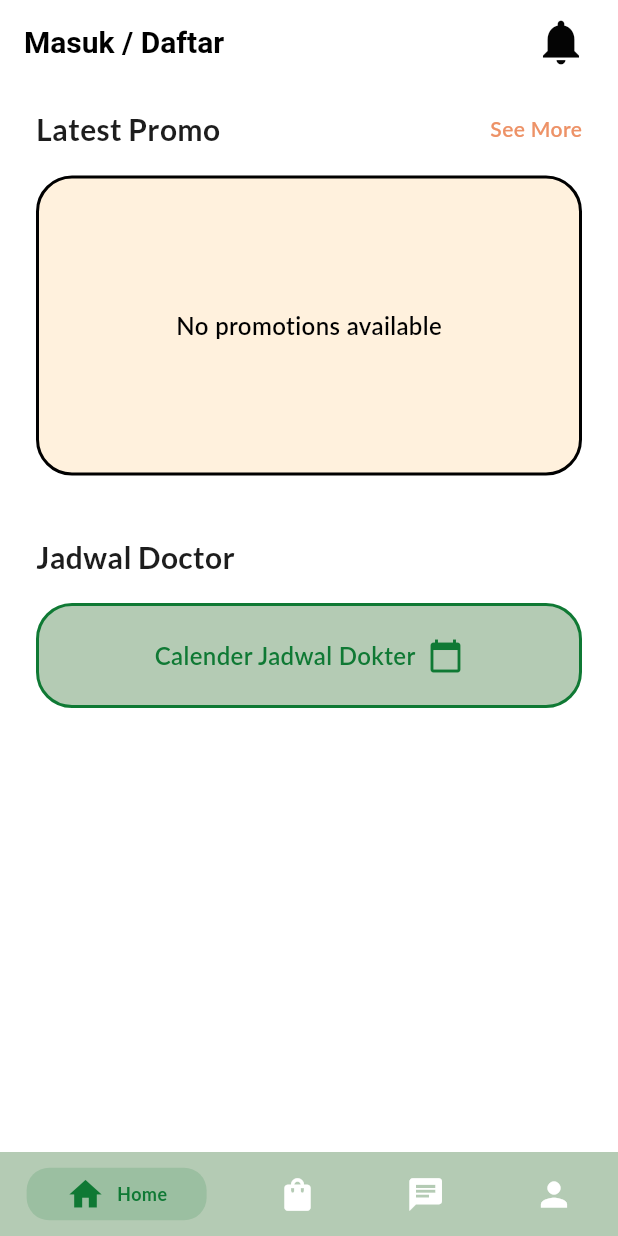
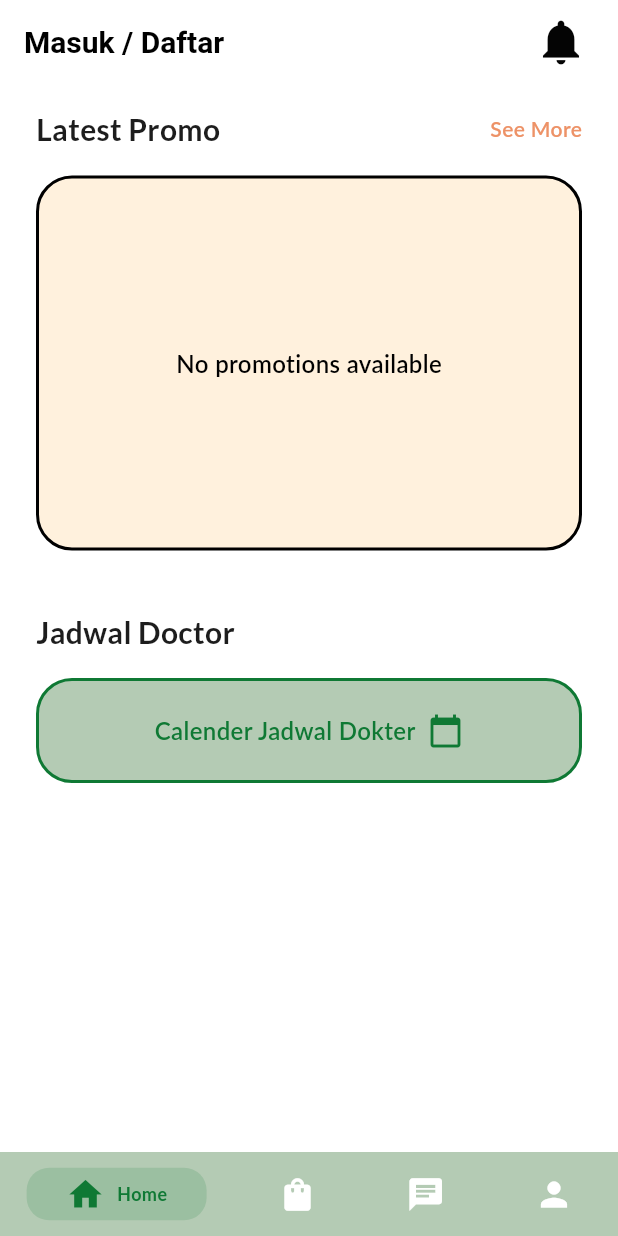
Before and after one commit to TA-Klinik-Aesthetic/mobile_app_klinik, a Flutter app: the HomeScreen screen opened by its route, on a phone screen of 412 x 824 dp. Run offline on Flutter 3.47's test engine with Material 3 defaults, Android fonts, the phone set to English and light mode, and no system bars; drawn by our look-alikes of persistent_bottom_nav_bar; our stand-ins replace cached_network_image, card_swiper, connectivity_plus, equatable, flutter_svg, image_picker and 4 more; accounts and stored records are empty; network calls fail; project files that could hold a hidden picture were left out.

Commit message:
fix the promo swiper padding bug

```diff
--- a/lib/presentation/home_screen/home_screen.dart
+++ b/lib/presentation/home_screen/home_screen.dart
@@ -335,6 +335,11 @@ class _HomeScreenState extends State<HomeScreen> with WidgetsBindingObserver {
         backgroundColor: Colors.white,
         child: SingleChildScrollView(
           physics: const AlwaysScrollableScrollPhysics(),
+          child: Column(
+            crossAxisAlignment: CrossAxisAlignment.start,
+            children: [
+              // Section dengan padding horizontal
+              Padding(
                 padding: const EdgeInsets.symmetric(horizontal: 24),
                 child: Column(
                   crossAxisAlignment: CrossAxisAlignment.start,
@@ -367,15 +372,22 @@ class _HomeScreenState extends State<HomeScreen> with WidgetsBindingObserver {
                         ],
                       ),
                     ),
+                  ],
+                ),
+              ),
+
+              // Section Swiper (tanpa padding horizontal)
               _isLoadingPromos
                   ? Container(
-                height: 200,
+                height: 250,
                 alignment: Alignment.center,
                 child: CircularProgressIndicator(),
               )
                   : _promos.isEmpty
-                  ? Container(
-                height: 200,
+                  ? Padding(
+                padding: const EdgeInsets.symmetric(horizontal: 24),
+                child: Container(
+                  height: 250,
                   width: double.infinity,
                   decoration: BoxDecoration(
                     color: appTheme.lightBadge100,
@@ -392,9 +404,11 @@ class _HomeScreenState extends State<HomeScreen> with WidgetsBindingObserver {
                       ),
                     ),
                   ),
+                ),
               )
                   : SizedBox(
                 height: 250,
+                width: double.infinity,
                 child: Swiper(
                   itemBuilder: (BuildContext context, int index) {
                     final promo = _promos[index];
@@ -408,12 +422,13 @@ class _HomeScreenState extends State<HomeScreen> with WidgetsBindingObserver {
                         );
                       },
                       child: Container(
+                        margin: const EdgeInsets.symmetric(horizontal: 12),
                         decoration: BoxDecoration(
                           borderRadius: BorderRadius.circular(20),
                           border: Border.all(color: Colors.black, width: 2),
                           boxShadow: [
                             BoxShadow(
-                              color: Colors.black.withOpacity(0.2),
+                              color: Colors.black.withAlpha((0.2 * 255).toInt()),
                               spreadRadius: 1,
                               blurRadius: 6,
                               offset: const Offset(0, 3),
@@ -423,7 +438,7 @@ class _HomeScreenState extends State<HomeScreen> with WidgetsBindingObserver {
                             image: NetworkImage(promo['gambar_promo']),
                             fit: BoxFit.cover,
                             colorFilter: ColorFilter.mode(
-                              Colors.black.withOpacity(0.3),
+                              Colors.black.withAlpha((0.3 * 255).toInt()),
                               BlendMode.darken,
                             ),
                           ),
@@ -452,7 +467,7 @@ class _HomeScreenState extends State<HomeScreen> with WidgetsBindingObserver {
                                   color: Colors.white,
                                 ),
                               ),
-                              const SizedBox(height: 8),
+                              const SizedBox(height: 24),
                             ],
                           ),
                         ),
@@ -467,20 +482,24 @@ class _HomeScreenState extends State<HomeScreen> with WidgetsBindingObserver {
                   fade: 1.0,
                   curve: Curves.easeInOut,
                   pagination: SwiperPagination(
-                    margin: const EdgeInsets.only(bottom: 5),
+                    alignment: Alignment.bottomCenter,
+                    margin: const EdgeInsets.only(bottom: 16),
                     builder: DotSwiperPaginationBuilder(
                       activeColor: appTheme.orange200,
-                      color: appTheme.whiteA700,
-                    ),
-                  ),
-                  control: SwiperControl(
-                    color: appTheme.orange200,
+                      color: appTheme.lightGrey,
+                      size: 8.0,
+                      activeSize: 10.0,
+                      space: 4.0,
                     ),
                   ),
                 ),
+              ),
+
               const SizedBox(height: 24),
+
+              // Jadwal Doctor dengan padding
               const Padding(
-                padding: EdgeInsets.symmetric(vertical: 16.0),
+                padding: EdgeInsets.symmetric(horizontal: 24, vertical: 16.0),
                 child: Text(
                   "Jadwal Doctor",
                   style: TextStyle(
@@ -489,7 +508,9 @@ class _HomeScreenState extends State<HomeScreen> with WidgetsBindingObserver {
                   ),
                 ),
               ),
-              Container(
+              Padding(
+                padding: const EdgeInsets.symmetric(horizontal: 24),
+                child: Container(
                   height: 70,
                   width: double.infinity,
                   decoration: BoxDecoration(
@@ -524,6 +545,7 @@ class _HomeScreenState extends State<HomeScreen> with WidgetsBindingObserver {
                     ),
                   ),
                 ),
+              ),
               const SizedBox(height: 24),
             ],
           ),
```
Lines whose indentation alone changed are shown as unchanged.
